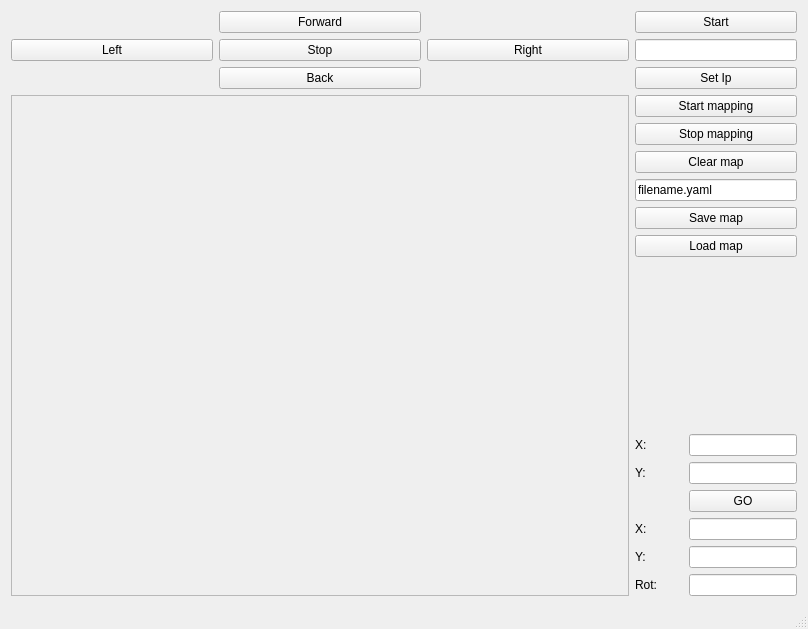
Qt form kobuki_project/ui/mainwindow.ui (JakubHazik/rmr_kobuki) before a commit.
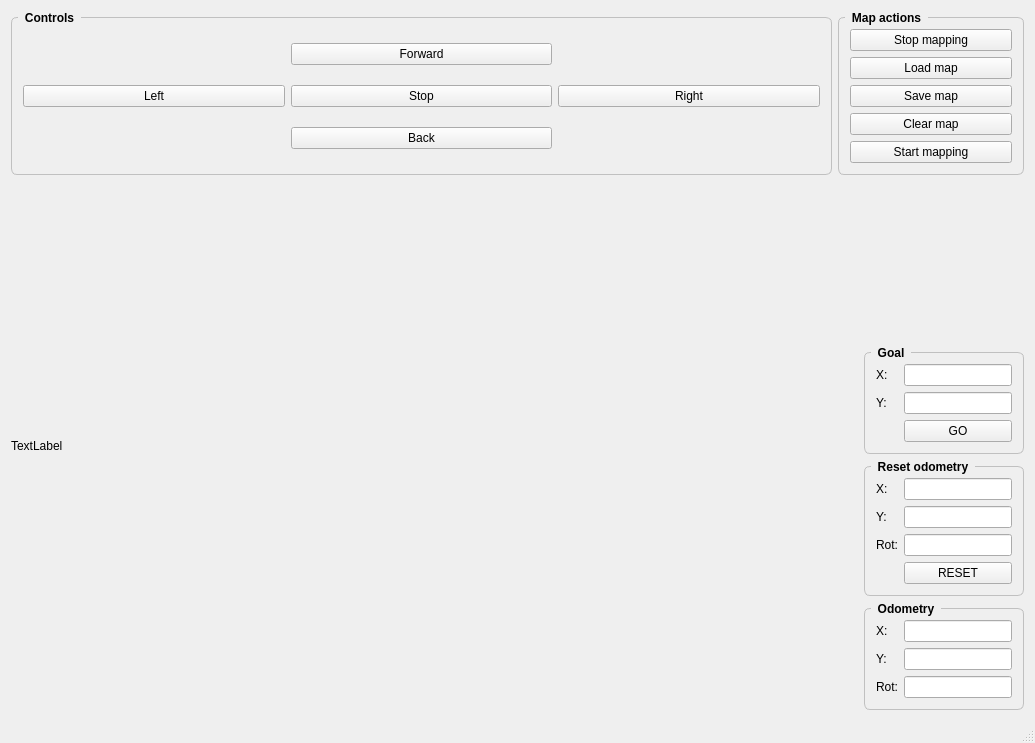
The same form after that commit.

What changed in the file:
```diff
--- a/kobuki_project/ui/mainwindow.ui
+++ b/kobuki_project/ui/mainwindow.ui
@@ -6,136 +6,43 @@
    <rect>
     <x>0</x>
     <y>0</y>
-    <width>808</width>
-    <height>629</height>
+    <width>1035</width>
+    <height>743</height>
    </rect>
   </property>
   <property name="windowTitle">
    <string>MainWindow</string>
   </property>
   <widget class="QWidget" name="centralWidget">
-   <layout class="QGridLayout" name="gridLayout">
-    <item row="2" column="0">
-     <widget class="QFrame" name="frame">
-      <property name="sizePolicy">
-       <sizepolicy hsizetype="MinimumExpanding" vsizetype="Expanding">
-        <horstretch>0</horstretch>
-        <verstretch>0</verstretch>
-       </sizepolicy>
-      </property>
-      <property name="minimumSize">
-       <size>
-        <width>600</width>
-        <height>450</height>
-       </size>
-      </property>
-      <property name="frameShape">
-       <enum>QFrame::StyledPanel</enum>
-      </property>
-      <property name="frameShadow">
-       <enum>QFrame::Raised</enum>
-      </property>
-     </widget>
-    </item>
-    <item row="1" column="1">
      <layout class="QVBoxLayout" name="verticalLayout">
       <item>
-       <widget class="QPushButton" name="pushButton_9">
-        <property name="sizePolicy">
-         <sizepolicy hsizetype="Fixed" vsizetype="Fixed">
-          <horstretch>0</horstretch>
-          <verstretch>0</verstretch>
-         </sizepolicy>
-        </property>
-        <property name="minimumSize">
-         <size>
-          <width>162</width>
-          <height>0</height>
-         </size>
-        </property>
-        <property name="text">
-         <string>Start</string>
-        </property>
-       </widget>
-      </item>
+     <layout class="QHBoxLayout" name="horizontalLayout">
+      <property name="sizeConstraint">
+       <enum>QLayout::SetFixedSize</enum>
+      </property>
       <item>
-       <widget class="QLineEdit" name="lineEdit">
-        <property name="sizePolicy">
-         <sizepolicy hsizetype="Fixed" vsizetype="Fixed">
-          <horstretch>0</horstretch>
-          <verstretch>0</verstretch>
-         </sizepolicy>
+       <widget class="QGroupBox" name="controls">
+        <property name="styleSheet">
+         <string notr="true">QGroupBox {
+    font: bold;
+    border: 1px solid silver;
+    border-radius: 6px;
+    margin-top: 6px;
+}
+
+QGroupBox::title {
+    subcontrol-origin: margin;
+    left: 7px;
+    padding: 0px 5px 0px 5px;
+}</string>
         </property>
-        <property name="minimumSize">
-         <size>
-          <width>162</width>
-          <height>0</height>
-         </size>
+        <property name="title">
+         <string>Controls</string>
         </property>
-       </widget>
-      </item>
-      <item>
-       <widget class="QPushButton" name="pushButton">
-        <property name="sizePolicy">
-         <sizepolicy hsizetype="Fixed" vsizetype="Fixed">
-          <horstretch>0</horstretch>
-          <verstretch>0</verstretch>
-         </sizepolicy>
-        </property>
-        <property name="minimumSize">
-         <size>
-          <width>162</width>
-          <height>0</height>
-         </size>
-        </property>
-        <property name="text">
-         <string>Set Ip</string>
-        </property>
-       </widget>
-      </item>
-     </layout>
-    </item>
-    <item row="1" column="0">
-     <layout class="QGridLayout" name="gridLayout_2">
-      <item row="1" column="2">
-       <widget class="QPushButton" name="button_right">
-        <property name="sizePolicy">
-         <sizepolicy hsizetype="Expanding" vsizetype="Fixed">
-          <horstretch>0</horstretch>
-          <verstretch>0</verstretch>
-         </sizepolicy>
-        </property>
-        <property name="text">
-         <string>Right</string>
-        </property>
-       </widget>
-      </item>
-      <item row="0" column="1">
-       <widget class="QPushButton" name="button_forward">
-        <property name="sizePolicy">
-         <sizepolicy hsizetype="Expanding" vsizetype="Fixed">
-          <horstretch>0</horstretch>
-          <verstretch>0</verstretch>
-         </sizepolicy>
-        </property>
-        <property name="text">
-         <string>Forward</string>
-        </property>
-       </widget>
-      </item>
-      <item row="1" column="0">
-       <widget class="QPushButton" name="button_left">
-        <property name="sizePolicy">
-         <sizepolicy hsizetype="Expanding" vsizetype="Fixed">
-          <horstretch>0</horstretch>
-          <verstretch>0</verstretch>
-         </sizepolicy>
-        </property>
-        <property name="text">
-         <string>Left</string>
-        </property>
-       </widget>
-      </item>
+        <layout class="QGridLayout" name="gridLayout">
+         <property name="sizeConstraint">
+          <enum>QLayout::SetMinimumSize</enum>
+         </property>
       <item row="2" column="1">
        <widget class="QPushButton" name="button_back">
         <property name="sizePolicy">
@@ -149,6 +56,32 @@
         </property>
        </widget>
       </item>
+         <item row="1" column="0">
+          <widget class="QPushButton" name="button_left">
+           <property name="sizePolicy">
+            <sizepolicy hsizetype="Expanding" vsizetype="Fixed">
+             <horstretch>0</horstretch>
+             <verstretch>0</verstretch>
+            </sizepolicy>
+           </property>
+           <property name="text">
+            <string>Left</string>
+           </property>
+          </widget>
+         </item>
+         <item row="0" column="1">
+          <widget class="QPushButton" name="button_forward">
+           <property name="sizePolicy">
+            <sizepolicy hsizetype="Expanding" vsizetype="Fixed">
+             <horstretch>0</horstretch>
+             <verstretch>0</verstretch>
+            </sizepolicy>
+           </property>
+           <property name="text">
+            <string>Forward</string>
+           </property>
+          </widget>
+         </item>
       <item row="1" column="1">
        <widget class="QPushButton" name="button_stop">
         <property name="sizePolicy">
@@ -162,33 +95,46 @@
         </property>
        </widget>
       </item>
-     </layout>
-    </item>
-    <item row="2" column="1">
-     <layout class="QVBoxLayout" name="verticalLayout_2">
-      <item>
-       <widget class="QPushButton" name="button_start_mapping">
+         <item row="1" column="2">
+          <widget class="QPushButton" name="button_right">
         <property name="sizePolicy">
-         <sizepolicy hsizetype="Fixed" vsizetype="Fixed">
+            <sizepolicy hsizetype="Expanding" vsizetype="Fixed">
           <horstretch>0</horstretch>
           <verstretch>0</verstretch>
          </sizepolicy>
         </property>
-        <property name="minimumSize">
-         <size>
-          <width>162</width>
-          <height>0</height>
-         </size>
-        </property>
         <property name="text">
-         <string>Start mapping</string>
+            <string>Right</string>
         </property>
        </widget>
       </item>
+        </layout>
+       </widget>
+      </item>
+      <item>
+       <widget class="QGroupBox" name="map">
+        <property name="styleSheet">
+         <string notr="true">QGroupBox {
+    font: bold;
+    border: 1px solid silver;
+    border-radius: 6px;
+    margin-top: 6px;
+}
+
+QGroupBox::title {
+    subcontrol-origin: margin;
+    left: 7px;
+    padding: 0px 5px 0px 5px;
+}</string>
+        </property>
+        <property name="title">
+         <string>Map actions</string>
+        </property>
+        <layout class="QVBoxLayout" name="mapOperations">
       <item>
        <widget class="QPushButton" name="button_stop_mapping">
         <property name="sizePolicy">
-         <sizepolicy hsizetype="Fixed" vsizetype="Fixed">
+            <sizepolicy hsizetype="Minimum" vsizetype="Fixed">
           <horstretch>0</horstretch>
           <verstretch>0</verstretch>
          </sizepolicy>
@@ -204,66 +150,6 @@
         </property>
        </widget>
       </item>
-      <item>
-       <widget class="QPushButton" name="button_map_reset">
-        <property name="sizePolicy">
-         <sizepolicy hsizetype="Fixed" vsizetype="Fixed">
-          <horstretch>0</horstretch>
-          <verstretch>0</verstretch>
-         </sizepolicy>
-        </property>
-        <property name="minimumSize">
-         <size>
-          <width>162</width>
-          <height>0</height>
-         </size>
-        </property>
-        <property name="text">
-         <string>Clear map</string>
-        </property>
-       </widget>
-      </item>
-      <item>
-       <widget class="QLineEdit" name="input_file_name">
-        <property name="sizePolicy">
-         <sizepolicy hsizetype="Fixed" vsizetype="Fixed">
-          <horstretch>0</horstretch>
-          <verstretch>0</verstretch>
-         </sizepolicy>
-        </property>
-        <property name="minimumSize">
-         <size>
-          <width>162</width>
-          <height>0</height>
-         </size>
-        </property>
-        <property name="inputMask">
-         <string/>
-        </property>
-        <property name="text">
-         <string>filename.yaml</string>
-        </property>
-       </widget>
-      </item>
-      <item>
-       <widget class="QPushButton" name="button_map_save">
-        <property name="sizePolicy">
-         <sizepolicy hsizetype="Fixed" vsizetype="Fixed">
-          <horstretch>0</horstretch>
-          <verstretch>0</verstretch>
-         </sizepolicy>
-        </property>
-        <property name="minimumSize">
-         <size>
-          <width>162</width>
-          <height>0</height>
-         </size>
-        </property>
-        <property name="text">
-         <string>Save map</string>
-        </property>
-       </widget>
-      </item>
       <item>
        <widget class="QPushButton" name="button_map_load">
         <property name="text">
@@ -272,6 +158,97 @@
        </widget>
       </item>
       <item>
+          <widget class="QPushButton" name="button_map_save">
+           <property name="sizePolicy">
+            <sizepolicy hsizetype="Minimum" vsizetype="Fixed">
+             <horstretch>0</horstretch>
+             <verstretch>0</verstretch>
+            </sizepolicy>
+           </property>
+           <property name="minimumSize">
+            <size>
+             <width>162</width>
+             <height>0</height>
+            </size>
+           </property>
+           <property name="text">
+            <string>Save map</string>
+           </property>
+          </widget>
+         </item>
+         <item>
+          <widget class="QPushButton" name="button_map_reset">
+           <property name="sizePolicy">
+            <sizepolicy hsizetype="Minimum" vsizetype="Fixed">
+             <horstretch>0</horstretch>
+             <verstretch>0</verstretch>
+            </sizepolicy>
+           </property>
+           <property name="minimumSize">
+            <size>
+             <width>162</width>
+             <height>0</height>
+            </size>
+           </property>
+           <property name="text">
+            <string>Clear map</string>
+           </property>
+          </widget>
+         </item>
+         <item>
+          <widget class="QPushButton" name="button_start_mapping">
+           <property name="sizePolicy">
+            <sizepolicy hsizetype="Minimum" vsizetype="Fixed">
+             <horstretch>0</horstretch>
+             <verstretch>0</verstretch>
+            </sizepolicy>
+           </property>
+           <property name="minimumSize">
+            <size>
+             <width>162</width>
+             <height>0</height>
+            </size>
+           </property>
+           <property name="text">
+            <string>Start mapping</string>
+           </property>
+          </widget>
+         </item>
+        </layout>
+       </widget>
+      </item>
+     </layout>
+    </item>
+    <item>
+     <layout class="QHBoxLayout" name="horizontalLayout_2">
+      <property name="sizeConstraint">
+       <enum>QLayout::SetFixedSize</enum>
+      </property>
+      <item>
+       <widget class="QLabel" name="visualizer">
+        <property name="sizePolicy">
+         <sizepolicy hsizetype="Expanding" vsizetype="Ignored">
+          <horstretch>0</horstretch>
+          <verstretch>0</verstretch>
+         </sizepolicy>
+        </property>
+        <property name="frameShape">
+         <enum>QFrame::NoFrame</enum>
+        </property>
+        <property name="text">
+         <string>TextLabel</string>
+        </property>
+       </widget>
+      </item>
+      <item>
+       <layout class="QVBoxLayout" name="verticalLayout_2">
+        <property name="sizeConstraint">
+         <enum>QLayout::SetMinAndMaxSize</enum>
+        </property>
+        <property name="topMargin">
+         <number>0</number>
+        </property>
+        <item>
        <spacer name="verticalSpacer">
         <property name="orientation">
          <enum>Qt::Vertical</enum>
@@ -285,17 +262,25 @@
        </spacer>
       </item>
       <item>
-       <layout class="QGridLayout" name="gridLayout_4"/>
-      </item>
-      <item>
-       <layout class="QGridLayout" name="gridLayout_5">
-        <item row="2" column="0">
-         <widget class="QLabel" name="label_5">
-          <property name="text">
-           <string>Y:</string>
+         <widget class="QGroupBox" name="goal_2">
+          <property name="styleSheet">
+           <string notr="true">QGroupBox {
+    font: bold;
+    border: 1px solid silver;
+    border-radius: 6px;
+    margin-top: 6px;
+}
+
+QGroupBox::title {
+    subcontrol-origin: margin;
+    left: 7px;
+    padding: 0px 5px 0px 5px;
+}</string>
           </property>
-         </widget>
-        </item>
+          <property name="title">
+           <string>Goal</string>
+          </property>
+          <layout class="QGridLayout" name="goal">
         <item row="1" column="0">
          <widget class="QLabel" name="label_6">
           <property name="text">
@@ -310,16 +295,6 @@
           </property>
          </widget>
         </item>
-        <item row="1" column="1">
-         <widget class="QLineEdit" name="edit_go_x">
-          <property name="sizePolicy">
-           <sizepolicy hsizetype="Fixed" vsizetype="Fixed">
-            <horstretch>0</horstretch>
-            <verstretch>0</verstretch>
-           </sizepolicy>
-          </property>
-         </widget>
-        </item>
         <item row="2" column="1">
          <widget class="QLineEdit" name="edit_go_y">
           <property name="sizePolicy">
@@ -330,18 +305,153 @@
           </property>
          </widget>
         </item>
-       </layout>
+           <item row="1" column="1">
+            <widget class="QLineEdit" name="edit_go_x">
+             <property name="sizePolicy">
+              <sizepolicy hsizetype="Fixed" vsizetype="Fixed">
+               <horstretch>0</horstretch>
+               <verstretch>0</verstretch>
+              </sizepolicy>
+             </property>
+            </widget>
+           </item>
+           <item row="2" column="0">
+            <widget class="QLabel" name="label_5">
+             <property name="text">
+              <string>Y:</string>
+             </property>
+            </widget>
+           </item>
+          </layout>
+         </widget>
       </item>
       <item>
-       <layout class="QGridLayout" name="gridLayout_3">
-        <item row="3" column="0">
+         <widget class="QGroupBox" name="resetodom">
+          <property name="styleSheet">
+           <string notr="true">QGroupBox {
+    font: bold;
+    border: 1px solid silver;
+    border-radius: 6px;
+    margin-top: 6px;
+}
+
+QGroupBox::title {
+    subcontrol-origin: margin;
+    left: 7px;
+    padding: 0px 5px 0px 5px;
+}</string>
+          </property>
+          <property name="title">
+           <string>Reset odometry</string>
+          </property>
+          <layout class="QGridLayout" name="resetOdom">
+           <item row="0" column="0">
+            <widget class="QLabel" name="label_11">
+             <property name="text">
+              <string>X:</string>
+             </property>
+            </widget>
+           </item>
+           <item row="2" column="1">
+            <widget class="QLineEdit" name="lineEdit_6">
+             <property name="sizePolicy">
+              <sizepolicy hsizetype="Fixed" vsizetype="Fixed">
+               <horstretch>0</horstretch>
+               <verstretch>0</verstretch>
+              </sizepolicy>
+             </property>
+             <property name="focusPolicy">
+              <enum>Qt::NoFocus</enum>
+             </property>
+             <property name="readOnly">
+              <bool>true</bool>
+             </property>
+            </widget>
+           </item>
+           <item row="0" column="1">
+            <widget class="QLineEdit" name="lineEdit_7">
+             <property name="sizePolicy">
+              <sizepolicy hsizetype="Fixed" vsizetype="Fixed">
+               <horstretch>0</horstretch>
+               <verstretch>0</verstretch>
+              </sizepolicy>
+             </property>
+             <property name="focusPolicy">
+              <enum>Qt::NoFocus</enum>
+             </property>
+             <property name="readOnly">
+              <bool>true</bool>
+             </property>
+            </widget>
+           </item>
+           <item row="1" column="1">
+            <widget class="QLineEdit" name="lineEdit_5">
+             <property name="sizePolicy">
+              <sizepolicy hsizetype="Fixed" vsizetype="Fixed">
+               <horstretch>0</horstretch>
+               <verstretch>0</verstretch>
+              </sizepolicy>
+             </property>
+             <property name="focusPolicy">
+              <enum>Qt::NoFocus</enum>
+             </property>
+             <property name="readOnly">
+              <bool>true</bool>
+             </property>
+            </widget>
+           </item>
+           <item row="2" column="0">
+            <widget class="QLabel" name="label_9">
+             <property name="text">
+              <string>Rot:</string>
+             </property>
+            </widget>
+           </item>
+           <item row="1" column="0">
+            <widget class="QLabel" name="label_10">
+             <property name="text">
+              <string>Y:</string>
+             </property>
+            </widget>
+           </item>
+           <item row="3" column="1">
+            <widget class="QPushButton" name="button_go_to_pos_2">
+             <property name="text">
+              <string>RESET</string>
+             </property>
+            </widget>
+           </item>
+          </layout>
+         </widget>
+        </item>
+        <item>
+         <widget class="QGroupBox" name="odom_2">
+          <property name="styleSheet">
+           <string notr="true">QGroupBox {
+    font: bold;
+    border: 1px solid silver;
+    border-radius: 6px;
+    margin-top: 6px;
+}
+
+QGroupBox::title {
+    subcontrol-origin: margin;
+    left: 7px;
+    padding: 0px 5px 0px 5px;
+}</string>
+          </property>
+          <property name="title">
+           <string>Odometry</string>
+          </property>
+          <layout class="QGridLayout" name="odom">
+           <item row="2" column="0">
          <widget class="QLabel" name="label_3">
           <property name="text">
            <string>Rot:</string>
           </property>
          </widget>
         </item>
-        <item row="2" column="0">
+           <item row="1" column="0">
          <widget class="QLabel" name="label_2">
           <property name="text">
            <string>Y:</string>
@@ -349,22 +459,6 @@
          </widget>
         </item>
         <item row="2" column="1">
-         <widget class="QLineEdit" name="lineEdit_3">
-          <property name="sizePolicy">
-           <sizepolicy hsizetype="Fixed" vsizetype="Fixed">
-            <horstretch>0</horstretch>
-            <verstretch>0</verstretch>
-           </sizepolicy>
-          </property>
-          <property name="focusPolicy">
-           <enum>Qt::NoFocus</enum>
-          </property>
-          <property name="readOnly">
-           <bool>true</bool>
-          </property>
-         </widget>
-        </item>
-        <item row="3" column="1">
          <widget class="QLineEdit" name="lineEdit_4">
           <property name="sizePolicy">
            <sizepolicy hsizetype="Fixed" vsizetype="Fixed">
@@ -381,6 +475,22 @@
          </widget>
         </item>
         <item row="1" column="1">
+            <widget class="QLineEdit" name="lineEdit_3">
+             <property name="sizePolicy">
+              <sizepolicy hsizetype="Fixed" vsizetype="Fixed">
+               <horstretch>0</horstretch>
+               <verstretch>0</verstretch>
+              </sizepolicy>
+             </property>
+             <property name="focusPolicy">
+              <enum>Qt::NoFocus</enum>
+             </property>
+             <property name="readOnly">
+              <bool>true</bool>
+             </property>
+            </widget>
+           </item>
+           <item row="0" column="1">
          <widget class="QLineEdit" name="lineEdit_2">
           <property name="sizePolicy">
            <sizepolicy hsizetype="Fixed" vsizetype="Fixed">
@@ -396,11 +506,14 @@
           </property>
          </widget>
         </item>
-        <item row="1" column="0">
+           <item row="0" column="0">
          <widget class="QLabel" name="label">
           <property name="text">
            <string>X:</string>
           </property>
+            </widget>
+           </item>
+          </layout>
          </widget>
         </item>
        </layout>
```
Lines whose indentation alone changed are shown as unchanged.
